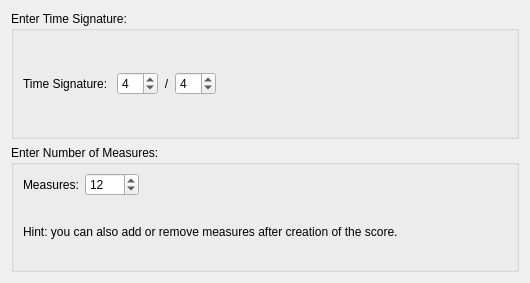
Before: the Qt Designer form mscore/mscore/timesigwizard.ui in musescore/musescore-old, drawn with Qt 5.
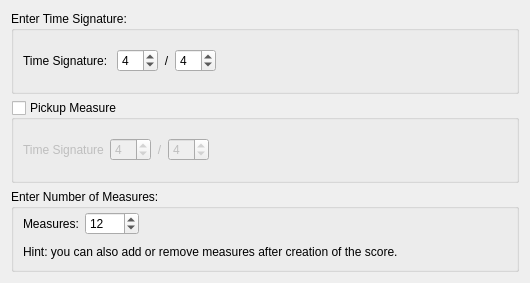
After: the same form once the commit is applied.

Commit message: added pickup measure to new wizard

```diff
--- a/mscore/mscore/timesigwizard.ui
+++ b/mscore/mscore/timesigwizard.ui
@@ -93,6 +93,86 @@
      </layout>
     </widget>
    </item>
+   <item>
+    <widget class="QGroupBox" name="pickupMeasure" >
+     <property name="title" >
+      <string>Pickup Measure</string>
+     </property>
+     <property name="flat" >
+      <bool>true</bool>
+     </property>
+     <property name="checkable" >
+      <bool>true</bool>
+     </property>
+     <property name="checked" >
+      <bool>false</bool>
+     </property>
+     <layout class="QHBoxLayout" >
+      <item>
+       <widget class="QLabel" name="label_5" >
+        <property name="text" >
+         <string>Time Signature</string>
+        </property>
+       </widget>
+      </item>
+      <item>
+       <widget class="QSpinBox" name="pickupTimesigZ" >
+        <property name="minimum" >
+         <number>1</number>
+        </property>
+        <property name="maximum" >
+         <number>32</number>
+        </property>
+        <property name="value" >
+         <number>4</number>
+        </property>
+       </widget>
+      </item>
+      <item>
+       <widget class="QLabel" name="label_6" >
+        <property name="sizePolicy" >
+         <sizepolicy vsizetype="Preferred" hsizetype="Preferred" >
+          <horstretch>0</horstretch>
+          <verstretch>0</verstretch>
+         </sizepolicy>
+        </property>
+        <property name="text" >
+         <string>/</string>
+        </property>
+        <property name="alignment" >
+         <set>Qt::AlignCenter</set>
+        </property>
+       </widget>
+      </item>
+      <item>
+       <widget class="QSpinBox" name="pickupTimesigN" >
+        <property name="minimum" >
+         <number>1</number>
+        </property>
+        <property name="maximum" >
+         <number>32</number>
+        </property>
+        <property name="value" >
+         <number>4</number>
+        </property>
+       </widget>
+      </item>
+      <item>
+       <spacer>
+        <property name="orientation" >
+         <enum>Qt::Horizontal</enum>
+        </property>
+        <property name="sizeHint" >
+         <size>
+          <width>40</width>
+          <height>20</height>
+         </size>
+        </property>
+       </spacer>
+      </item>
+     </layout>
+    </widget>
+   </item>
    <item>
     <widget class="QGroupBox" name="groupBox_2" >
      <property name="title" >
```
The commit also changes 8 other files.
